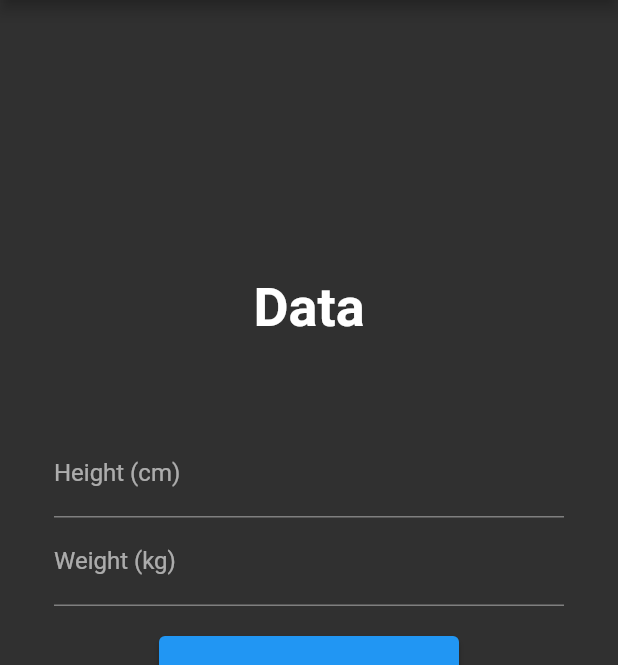
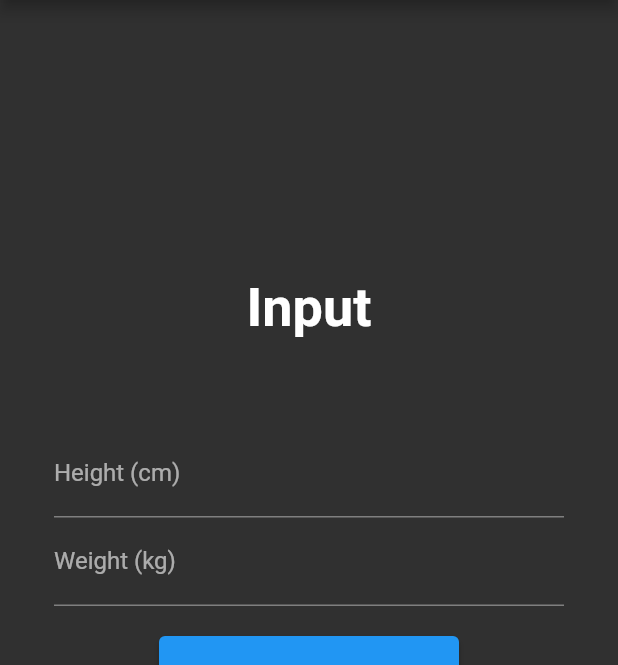
Before and after one commit to superstreber3/flutter_bmi_calc, a Flutter app: the InputPage screen opened directly, on a phone screen of 412 x 824 dp, the part 84-749 px from its top. Run offline on Flutter 3.47's test engine with Material 2 defaults, Android fonts, the phone set to English and light mode, and no system bars; our stand-ins replace cloud_firestore, firebase_auth, firebase_core, fl_chart, flutter_svg; missing offline and left inert: dart:html; accounts and stored records are empty; statements that could not run were skipped.

Commit message:
string change

```diff
--- a/lib/input_page.dart
+++ b/lib/input_page.dart
@@ -25,7 +25,7 @@ class _InputPageState extends State<InputPage> {
           mainAxisAlignment:
               MainAxisAlignment.center, // Zentriert die Elemente in der Column
           children: <Widget>[
-            Text("Data",
+            Text("Input",
                 style: TextStyle(fontSize: 36, fontWeight: FontWeight.bold)),
             SizedBox(height: 60), // Add a vertical gap
             TextField(
```
